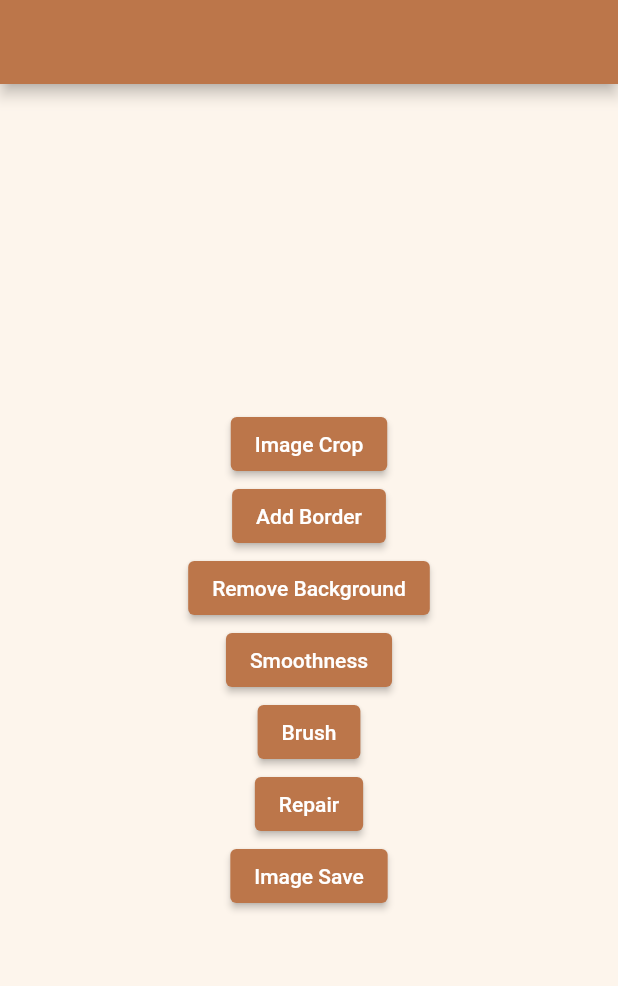
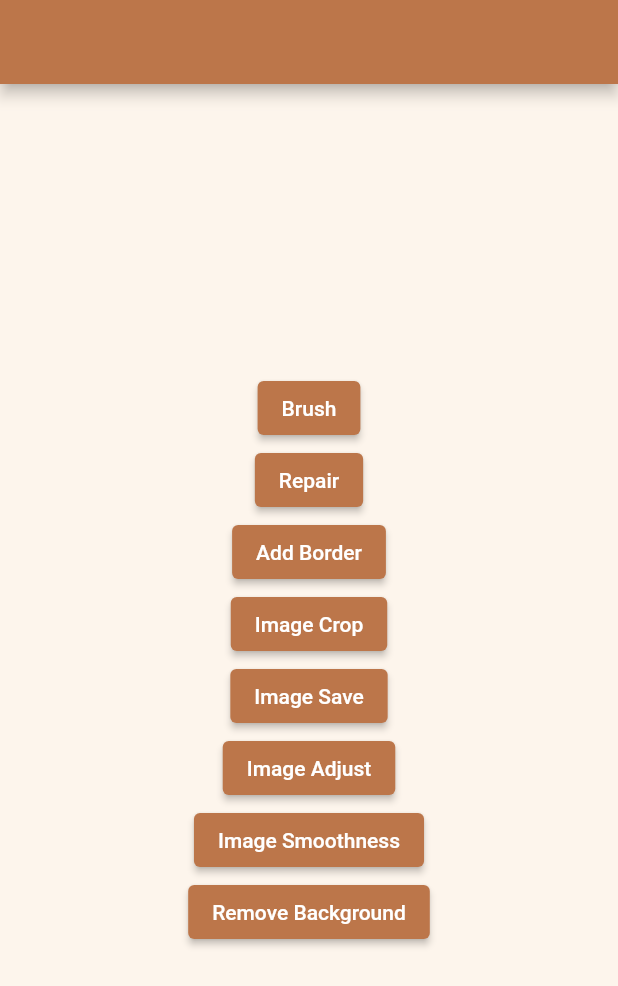
Before and after one commit to AppMaste/Photo-ID-Maker-Github, a Flutter app: the screen it shows after launch, on a phone screen of 412 x 824 dp. Shown: the top 986 px of the screen. Run offline on Flutter 3.47's test engine with Material 2 defaults, Android fonts, the phone set to English and light mode, and no system bars; our stand-ins replace dotted_border, get, image_cropper, image_picker, photo_view; missing offline and left inert: flutter_file_dialog, simple_fx.

Commit message:
Not Started

```diff
--- a/lib/HomePage.dart
+++ b/lib/HomePage.dart
@@ -5,6 +5,9 @@ import 'package:flutter/foundation.dart';
 import 'package:flutter/material.dart';
 import 'package:image_cropper/image_cropper.dart';
 import 'package:image_picker/image_picker.dart';
+
+String imageSource = "https://blmparis.files.wordpress.com/2014/07/day.jpg";
+
 
 
 
--- a/lib/Image/Brush.dart
+++ b/lib/Image/Brush.dart
@@ -1,7 +1,7 @@
 // ignore_for_file: library_private_types_in_public_api
 
 import 'package:flutter/material.dart';
-import 'package:photo_id_maker/main.dart';
+import 'package:photo_id_maker/HomePage.dart';
 
 
 class BrushScreen extends StatefulWidget {
--- a/lib/Image/Image save.dart
+++ b/lib/Image/Image save.dart
@@ -1,4 +1,4 @@
-// ignore_for_file: avoid_print, depend_on_referenced_packages
+// ignore_for_file: avoid_print, depend_on_referenced_packages, must_be_immutable
 
 import 'dart:io';
 import 'dart:typed_data';
@@ -7,7 +7,6 @@ import 'package:flutter_file_dialog/flutter_file_dialog.dart';
 import 'package:path_provider/path_provider.dart';
 import 'package:image/image.dart' as img;
 import 'package:http/http.dart' as http;
-import 'package:photo_id_maker/main.dart';
 
 Future<void> saveImageWithDifferentSizes(String imagePath) async {
   // Load the original image
--- a/lib/Image/background remove.dart
+++ b/lib/Image/background remove.dart
@@ -1,8 +1,6 @@
-import 'package:blur/blur.dart';
 import 'package:flutter/material.dart';
 import 'package:get/get.dart';
 import 'package:photo_view/photo_view.dart';
-import 'package:simple_fx/simple_fx.dart';
 
 class BackgroundRemove extends StatefulWidget {
   const BackgroundRemove({super.key});
@@ -29,6 +27,7 @@ class _BackgroundRemoveState extends State<BackgroundRemove> {
   var smoothness = 0.0.obs;
   var offset2 = 0.0.obs;
   var brush2 = 0.0.obs;
+
 
   var offset3 = 0.0.obs;
   var brush3 = 0.0.obs;
--- a/lib/Image/image border.dart
+++ b/lib/Image/image border.dart
@@ -2,9 +2,8 @@
 
 import 'package:flutter/material.dart';
 import 'package:get/get.dart';
+import 'package:photo_id_maker/HomePage.dart';
 import 'package:simple_fx/simple_fx.dart';
-
-import '../main.dart';
 
 
 class ImageBorder extends StatefulWidget {
--- a/lib/Image/repair.dart
+++ b/lib/Image/repair.dart
@@ -1,5 +1,5 @@
 import 'package:flutter/material.dart';
-import 'package:photo_id_maker/main.dart';
+import 'package:photo_id_maker/HomePage.dart';
 
 class ImageRepair extends StatefulWidget {
   const ImageRepair({super.key});
--- a/lib/Image/smoothness.dart
+++ b/lib/Image/smoothness.dart
@@ -2,8 +2,7 @@
 
 import 'package:flutter/material.dart';
 import 'dart:ui' as ui;
-
-import 'package:photo_id_maker/main.dart';
+import 'package:photo_id_maker/HomePage.dart';
 
 class SmoothnessScreen extends StatefulWidget {
   const SmoothnessScreen({super.key});
--- a/lib/main.dart
+++ b/lib/main.dart
@@ -2,21 +2,12 @@ import 'package:flutter/material.dart';
 import 'package:get/get.dart';
 import 'package:photo_id_maker/Image/repair.dart';
 import 'package:photo_id_maker/Image/smoothness.dart';
-
+import 'Image/Adjust.dart';
 import 'Image/Brush.dart';
 import 'HomePage.dart';
 import 'Image/Image save.dart';
 import 'Image/background remove.dart';
 import 'Image/image border.dart';
-
-// void main() {
-//   WidgetsFlutterBinding.ensureInitialized();
-//   MobileAds.instance.initialize();
-//   runApp(const MyApp());
-// }
-
-String imageSource = "https://blmparis.files.wordpress.com/2014/07/day.jpg";
-
 
 void main() {
   runApp(const MyApp());
@@ -84,9 +75,15 @@ class Data extends StatelessWidget {
           children: [
             ElevatedButton(
               onPressed: () {
-                Get.to(() => const HomePage());
+                Get.to(() => const BrushScreen());
               },
-              child: const Text("Image Crop"),
+              child: const Text("Brush"),
+            ),
+            ElevatedButton(
+              onPressed: () {
+                Get.to(() => const ImageRepair());
+              },
+              child: const Text("Repair"),
             ),
             ElevatedButton(
               onPressed: () {
@@ -96,40 +93,38 @@ class Data extends StatelessWidget {
             ),
             ElevatedButton(
               onPressed: () {
+                Get.to(() => const HomePage());
+              },
+              child: const Text("Image Crop"),
+            ),
+            ElevatedButton(
+              onPressed: () {
+                Get.to(() => ImageSave());
+              },
+              child: const Text("Image Save"),
+            ),
+            ElevatedButton(
+              onPressed: () {
+                Get.to(() => const ImageAdjustScreen());
+                // Get.to(
+                //   () => const ImageBackgroundRemoval(
+                //       imagePath: "assets/Lion_d'Afrique.jpg"),
+                // );
+              },
+              child: const Text("Image Adjust"),
+            ),
+            ElevatedButton(
+              onPressed: () {
+                Get.to(() => const SmoothnessScreen());
+              },
+              child: const Text("Image Smoothness"),
+            ),
+            ElevatedButton(
+              onPressed: () {
                 Get.to(() => const BackgroundRemove());
               },
               child: const Text("Remove Background"),
             ),
-            ElevatedButton(
-              onPressed: () {
-                Get.to(() =>   const SmoothnessScreen());
-              },
-              child: const Text("Smoothness"),
-            ),
-            ElevatedButton(
-              onPressed: () {
-                Get.to(() =>   const BrushScreen());
-              },
-              child: const Text("Brush"),
-            ),
-            ElevatedButton(
-              onPressed: () {
-                Get.to(() =>   const ImageRepair());
-              },
-              child: const Text("Repair"),
-            ),
-            ElevatedButton(
-              onPressed: () {
-                Get.to(() =>    ImageSave());
-              },
-              child: const Text("Image Save"),
-            ),
-            // ElevatedButton(
-            //   onPressed: () {
-            //     Get.to(() =>    ImageSave());
-            //   },
-            //   child: const Text("Offset"),
-            // ),
           ],
         ),
       ),
```
Also changed, not shown: lib/Image/Adjust.dart (added, +52 -0 lines), pubspec.yaml (+8 -2 lines), pubspec.lock, 4 other files.
